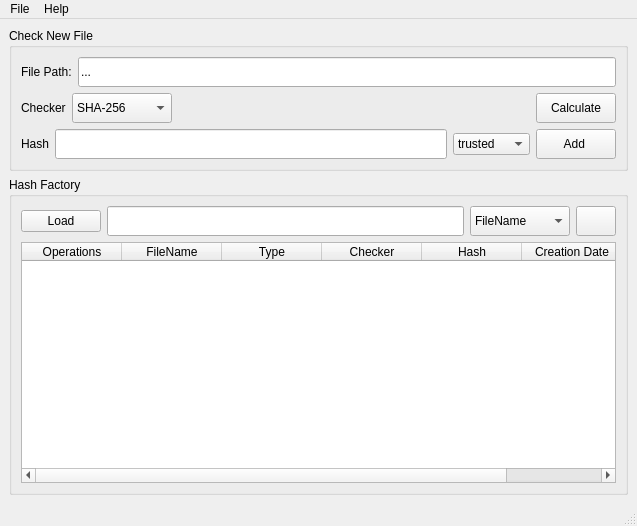
Qt form hashfactoryui.ui (MiladSabri74/HashFactory) before a commit.
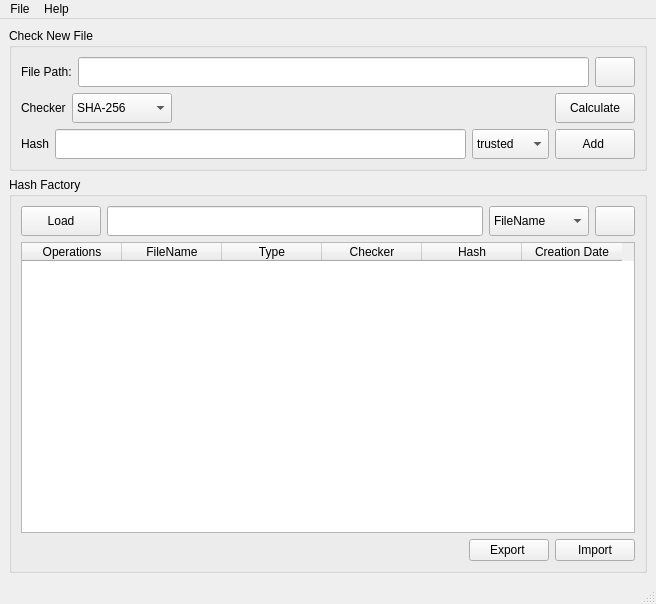
The same form after that commit. Icons and pictures are not drawn.

Commit message: add browse import and export button

What changed in the file:
```diff
--- a/hashfactoryui.ui
+++ b/hashfactoryui.ui
@@ -6,8 +6,8 @@
    <rect>
     <x>0</x>
     <y>0</y>
-    <width>637</width>
-    <height>526</height>
+    <width>656</width>
+    <height>604</height>
    </rect>
   </property>
   <property name="windowTitle">
@@ -45,7 +45,36 @@
             </size>
            </property>
            <property name="text">
-            <string>...</string>
+            <string/>
+           </property>
+          </widget>
+         </item>
+         <item>
+          <widget class="QPushButton" name="browseButton">
+           <property name="minimumSize">
+            <size>
+             <width>0</width>
+             <height>30</height>
+            </size>
+           </property>
+           <property name="maximumSize">
+            <size>
+             <width>70</width>
+             <height>16777215</height>
+            </size>
+           </property>
+           <property name="text">
+            <string/>
+           </property>
+           <property name="icon">
+            <iconset resource="build/Desktop-Release/qmake_qmake_immediate.qrc">
+             <normaloff>:/images/folder_open.png</normaloff>:/images/folder_open.png</iconset>
+           </property>
+           <property name="iconSize">
+            <size>
+             <width>25</width>
+             <height>25</height>
+            </size>
            </property>
           </widget>
          </item>
@@ -159,6 +188,12 @@
          </item>
          <item>
           <widget class="QComboBox" name="typeCombo">
+           <property name="minimumSize">
+            <size>
+             <width>0</width>
+             <height>30</height>
+            </size>
+           </property>
            <item>
             <property name="text">
              <string>trusted</string>
@@ -214,6 +249,12 @@
         <layout class="QHBoxLayout" name="horizontalLayout_4">
          <item>
           <widget class="QPushButton" name="loadTable">
+           <property name="minimumSize">
+            <size>
+             <width>0</width>
+             <height>30</height>
+            </size>
+           </property>
            <property name="text">
             <string>Load</string>
            </property>
@@ -323,6 +364,57 @@
          </column>
         </widget>
        </item>
+       <item>
+        <layout class="QHBoxLayout" name="horizontalLayout_5">
+         <item>
+          <spacer name="horizontalSpacer_2">
+           <property name="orientation">
+            <enum>Qt::Horizontal</enum>
+           </property>
+           <property name="sizeHint" stdset="0">
+            <size>
+             <width>40</width>
+             <height>20</height>
+            </size>
+           </property>
+          </spacer>
+         </item>
+         <item>
+          <widget class="QPushButton" name="exportButton">
+           <property name="text">
+            <string>Export </string>
+           </property>
+           <property name="icon">
+            <iconset resource="build/Desktop-Release/qmake_qmake_immediate.qrc">
+             <normaloff>:/images/file_export.png</normaloff>:/images/file_export.png</iconset>
+           </property>
+           <property name="iconSize">
+            <size>
+             <width>25</width>
+             <height>25</height>
+            </size>
+           </property>
+          </widget>
+         </item>
+         <item>
+          <widget class="QPushButton" name="importButton">
+           <property name="text">
+            <string>Import</string>
+           </property>
+           <property name="icon">
+            <iconset resource="build/Desktop-Release/qmake_qmake_immediate.qrc">
+             <normaloff>:/images/file_open.png</normaloff>:/images/file_open.png</iconset>
+           </property>
+           <property name="iconSize">
+            <size>
+             <width>25</width>
+             <height>25</height>
+            </size>
+           </property>
+          </widget>
+         </item>
+        </layout>
+       </item>
       </layout>
      </widget>
     </item>
@@ -333,7 +425,7 @@
     <rect>
      <x>0</x>
      <y>0</y>
-     <width>637</width>
+     <width>656</width>
      <height>23</height>
     </rect>
    </property>
```
Left out of the diff: 19 changed lines with no effect on the pictures. The commit also changes 5 other files.
